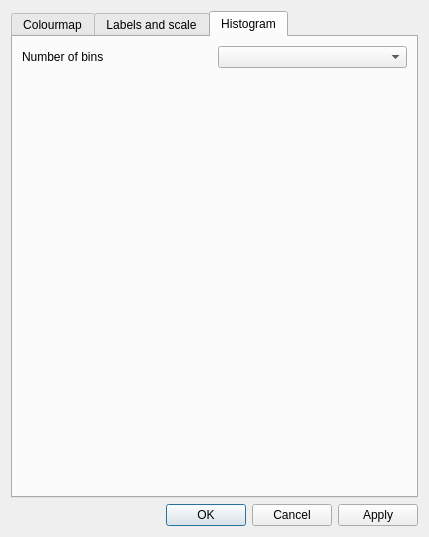
Above: src/resources/ui_display_options_dialog.ui from ianthomas23/QACD-quack before the change. Below: the same form after it.
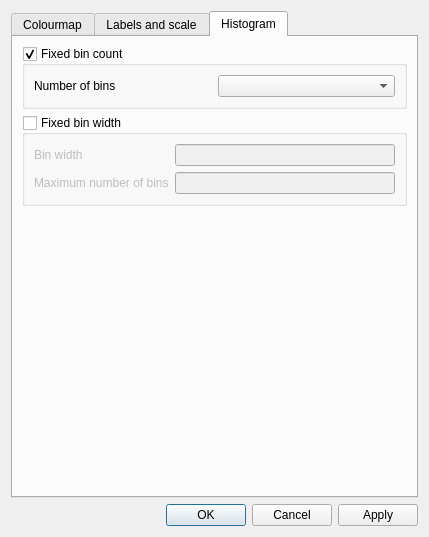
That is the form after the change.

Commit message: Can specify histogram bin width or bin count

The edit to the form file:
```diff
--- a/src/resources/ui_display_options_dialog.ui
+++ b/src/resources/ui_display_options_dialog.ui
@@ -202,8 +202,15 @@
       <attribute name="title">
        <string>Histogram</string>
       </attribute>
-      <layout class="QVBoxLayout" name="v" stretch="0,1">
+      <layout class="QVBoxLayout" name="v" stretch="0,0,0">
        <item>
+        <widget class="QGroupBox" name="fixedBinCountGroupBox">
+         <property name="title">
+          <string>Fixed bin count</string>
+         </property>
+         <property name="checkable">
+          <bool>true</bool>
+         </property>
         <layout class="QHBoxLayout" name="h">
          <item>
           <widget class="QLabel" name="label_2">
@@ -216,9 +223,52 @@
           <widget class="QComboBox" name="histogramBinCountComboBox"/>
          </item>
         </layout>
+        </widget>
        </item>
        <item>
-        <widget class="QLabel" name="dummy"/>
+        <widget class="QGroupBox" name="fixedBinWidthGroupBox">
+         <property name="title">
+          <string>Fixed bin width</string>
+         </property>
+         <property name="checkable">
+          <bool>true</bool>
+         </property>
+         <property name="checked">
+          <bool>false</bool>
+         </property>
+         <layout class="QGridLayout" name="g">
+          <item row="0" column="0">
+           <widget class="QLabel" name="label_2a">
+            <property name="text">
+             <string>Bin width</string>
+            </property>
+           </widget>
+          </item>
+          <item row="0" column="1">
+           <widget class="QLineEdit" name="histogramBinWidthLineEdit"/>
+          </item>
+          <item row="1" column="0">
+           <widget class="QLabel" name="label_2b">
+            <property name="text">
+             <string>Maximum number of bins</string>
+            </property>
+           </widget>
+          </item>
+          <item row="1" column="1">
+           <widget class="QLineEdit" name="maxBinCountLineEdit"/>
+          </item>
+         </layout>
+        </widget>
+       </item>
+       <item>
+        <widget class="QLabel" name="dummy">
+         <property name="sizePolicy">
+          <sizepolicy hsizetype="Preferred" vsizetype="Preferred">
+           <horstretch>0</horstretch>
+           <verstretch>1</verstretch>
+          </sizepolicy>
+         </property>
+        </widget>
        </item>
       </layout>
      </widget>
```
Lines whose indentation alone changed are shown as unchanged. The commit also changes 5 other files.
